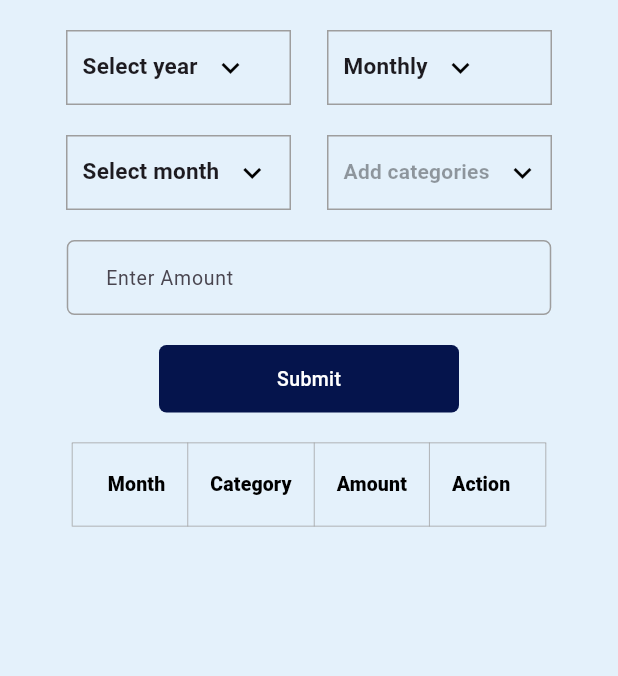
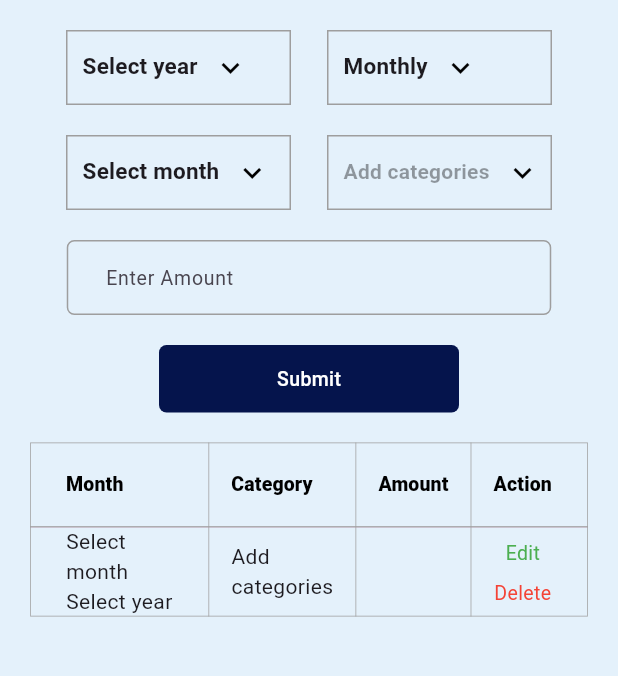
Before and after one commit to AthiraaAthi/project_way, a Flutter app: the BudgetGoalScreen screen opened directly, after a tap on "Submit", on a phone screen of 412 x 824 dp, the part 90-766 px from its top. Run offline on Flutter 3.47's test engine with Material 3 defaults, Android fonts, the phone set to English and light mode, and no system bars; our stand-ins replace carousel_slider, easy_localization, fl_chart, flutter_toggle_tab, pinput, sqflite and 2 more; accounts and stored records are empty.

Commit message:
modifying the queries

```diff
--- a/lib/view/budget_goal/budget_goal_screen.dart
+++ b/lib/view/budget_goal/budget_goal_screen.dart
@@ -590,7 +590,7 @@ class _BudgetGoalScreenState extends State<BudgetGoalScreen> {
                         // });
                         setState(() async {
                           String enteredAmount = amountController.text;
-                          if (dropDownMonthOrWeekValue == 'monthly') {
+                          if (dropDownMonthOrWeekValue == 'Monthly') {
                             Map<String, String> entry = {
                               "amount": enteredAmount,
                               "month": "$dropDownMonthValue $dropDownValue",
@@ -600,11 +600,15 @@ class _BudgetGoalScreenState extends State<BudgetGoalScreen> {
                             fetchData();
                             setState(() {
                               enteredvalues.add(entry);
-                              dropDownMonthValue = "month";
-                              dropDownValue = "year";
+                              dropDownMonthValue =
+                                  "budget_goal_screen.dropdowns.month_selection"
+                                      .tr();
+                              dropDownValue =
+                                  "budget_goal_screen.dropdowns.year_selection"
+                                      .tr();
                             });
                             amountController.clear();
-                          } else if (dropDownMonthOrWeekValue == 'weekly') {
+                          } else if (dropDownMonthOrWeekValue == 'Weekly') {
                             List<String> dates = getDatesInRange(
                                 startDateController.text,
                                 endDateController.text);
```
